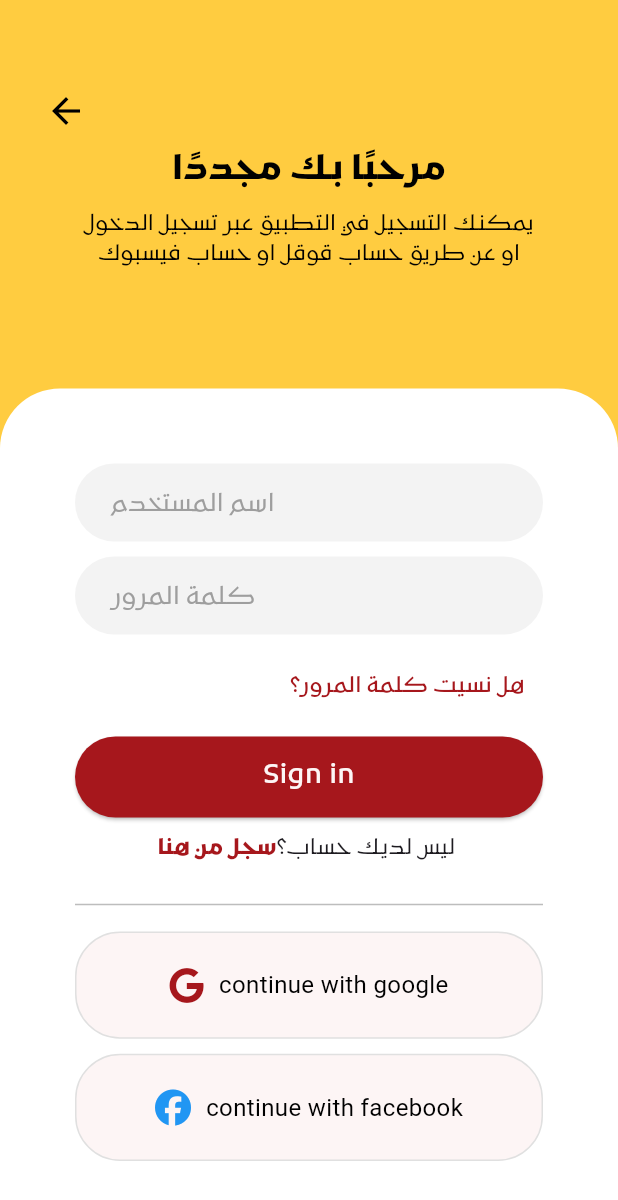
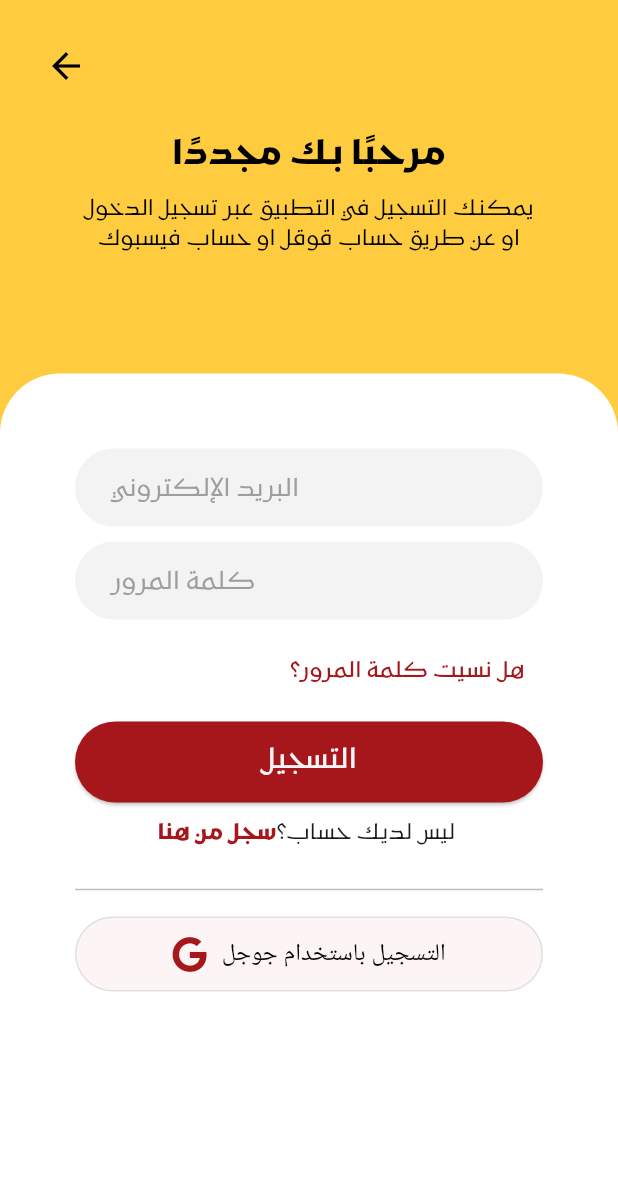
Before and after one commit to AsmaaALG/gallery-App, a Flutter app: the SignInScreen screen opened directly, on a phone screen of 412 x 824 dp. Shown: the top 1200 px of the screen. Run offline on Flutter 3.47's test engine with Material 3 defaults, Android fonts, the phone set to English and light mode, and no system bars; drawn by our look-alikes of modal_progress_hud_nsn; our stand-ins replace cloud_firestore, firebase_auth, firebase_core, font_awesome_flutter; accounts and stored records are empty.

```diff
--- a/lib/screens/signIn_screen.dart
+++ b/lib/screens/signIn_screen.dart
@@ -3,10 +3,10 @@ import 'package:font_awesome_flutter/font_awesome_flutter.dart';
 import 'package:final_project/constants.dart';
 import 'package:final_project/widgets/custom_text_field.dart';
 import 'package:final_project/widgets/social_button.dart';
-import '../services/firestore_service.dart';
-import 'package:final_project/screens/home_screen.dart';
 import 'package:final_project/screens/sign_up_screen.dart';
 import 'package:final_project/screens/mainScreen.dart';
+import 'package:final_project/services/auth.dart';
+import 'package:modal_progress_hud_nsn/modal_progress_hud_nsn.dart';
 
 class SignInScreen extends StatefulWidget {
   @override
@@ -14,45 +14,73 @@ class SignInScreen extends StatefulWidget {
 }
 
 class _SignInScreenState extends State<SignInScreen> {
-  final TextEditingController nameController = TextEditingController();
-  final TextEditingController passwordController = TextEditingController();
+  final emailController = TextEditingController();
+  final passwordController = TextEditingController();
+  bool showSpinner = false;
 
   // دالة تسجيل الدخول
   Future<void> _signIn() async {
-    final name = nameController.text.trim();
+    final email = emailController.text.trim();
     final pass = passwordController.text.trim();
+    setState(() {
+      showSpinner = true;
+    });
 
-    if (name.isEmpty || pass.isEmpty) {
+    if (email.isEmpty || pass.isEmpty) {
       ScaffoldMessenger.of(context).showSnackBar(
         SnackBar(content: Text('يرجى إدخال الاسم وكلمة المرور')),
       );
+      setState(() {
+        showSpinner = false;
+      });
       return;
     }
 
-    bool isValid =
-        await FirestoreService().signInWithNameAndPassword(name, pass);
+    // bool isValid =
+    //     await FirestoreService().signInWithNameAndPassword(name, pass);
+    bool isValid = await Auth().signIn(emailController, passwordController);
 
     if (isValid) {
       Navigator.pushReplacement(
         context,
         MaterialPageRoute(builder: (context) => MainScreen()),
       );
+      setState(() {
+        showSpinner = false;
+      });
     } else {
       ScaffoldMessenger.of(context).showSnackBar(
-        SnackBar(content: Text('الاسم أو كلمة المرور غير صحيحة')),
+        SnackBar(content: Text('البريد الإلكتروني أو كلمة المرور غير صحيحة')),
       );
+      setState(() {
+        showSpinner = false;
+      });
     }
+  }
+
+  void dispose() {
+    // TODO: implement dispose
+    super.dispose();
+    emailController.dispose();
+    passwordController.dispose();
   }
 
   @override
   Widget build(BuildContext context) {
     return Scaffold(
       backgroundColor: Color(0xFFFFCC40),
-      body: Column(
+      body: ModalProgressHUD(
+        inAsyncCall: showSpinner,
+        progressIndicator: CircularProgressIndicator(
+          valueColor:
+              AlwaysStoppedAnimation<Color>(primaryColor), // تغيير اللون هنا
+        ),
+        child: Column(
+          mainAxisAlignment: MainAxisAlignment.spaceBetween,
           children: [
-          SizedBox(height: 50),
+            // SizedBox(height: 50),
             Padding(
-            padding: const EdgeInsets.symmetric(horizontal: 20),
+              padding: const EdgeInsets.all(20),
               child: Row(
                 children: [
                   IconButton(
@@ -64,6 +92,8 @@ class _SignInScreenState extends State<SignInScreen> {
                 ],
               ),
             ),
+            Column(
+              children: [
                 Text(
                   "مرحبًا بك مجددًا",
                   style: TextStyle(
@@ -80,6 +110,8 @@ class _SignInScreenState extends State<SignInScreen> {
                   style: TextStyle(
                       fontFamily: mainFont, fontSize: 14, color: Colors.black),
                 ),
+              ],
+            ),
             SizedBox(height: 80),
             Expanded(
               child: Container(
@@ -91,12 +123,13 @@ class _SignInScreenState extends State<SignInScreen> {
                     topRight: Radius.circular(40),
                   ),
                 ),
+                child: SingleChildScrollView(
                   child: Column(
                     crossAxisAlignment: CrossAxisAlignment.stretch,
                     children: [
                       CustomTextField(
-                    hintText: "اسم المستخدم",
-                    controller: nameController,
+                        hintText: "البريد الإلكتروني",
+                        controller: emailController,
                       ),
                       SizedBox(height: 10),
                       CustomTextField(
@@ -129,7 +162,7 @@ class _SignInScreenState extends State<SignInScreen> {
                           padding: EdgeInsets.symmetric(vertical: 14),
                         ),
                         child: Text(
-                      "Sign in",
+                          "التسجيل",
                           style: TextStyle(
                               fontFamily: mainFont,
                               color: cardBackground,
@@ -143,7 +176,8 @@ class _SignInScreenState extends State<SignInScreen> {
                         children: [
                           Text(
                             "ليس لديك حساب؟ ",
-                        style: TextStyle(fontFamily: mainFont, fontSize: 14),
+                            style:
+                                TextStyle(fontFamily: mainFont, fontSize: 14),
                           ),
                           GestureDetector(
                             onTap: () {
@@ -168,31 +202,30 @@ class _SignInScreenState extends State<SignInScreen> {
                       SizedBox(height: 20),
                       Divider(thickness: 1, color: Colors.grey[400]),
                       SizedBox(height: 10),
-                  Expanded(
-                    child: SocialButton(
+                      SocialButton(
                         icon: FontAwesomeIcons.google,
-                      text: "continue with google",
+                        text: "التسجيل باستخدام جوجل",
                         color: cardBackground,
                         textColor: Colors.black,
                         iconColor: primaryColor,
                       ),
+
+                      // SizedBox(height: 10),
+                      // SocialButton(
+                      //   icon: FontAwesomeIcons.facebook,
+                      //   text: "continue with facebook",
+                      //   color: cardBackground,
+                      //   textColor: Colors.black,
+                      //   iconColor: Colors.blue,
+                      // ),
+                    ],
                   ),
-                  SizedBox(height: 10),
-                  Expanded(
-                    child: SocialButton(
-                      icon: FontAwesomeIcons.facebook,
-                      text: "continue with facebook",
-                      color: cardBackground,
-                      textColor: Colors.black,
-                      iconColor: Colors.blue,
+                ),
               ),
             ),
           ],
         ),
       ),
-          ),
-        ],
-      ),
     );
   }
 }
--- a/lib/screens/splash_screen.dart
+++ b/lib/screens/splash_screen.dart
@@ -13,7 +13,7 @@ class _SplashScreenState extends State<SplashScreen> {
   @override
   void initState() {
     super.initState();
-    Timer(Duration(seconds: 10), () {
+    Timer(Duration(seconds: 5), () {
       Navigator.of(context).pushReplacement(
         MaterialPageRoute(builder: (_) => SignInUpScreen()),
       );
--- a/pubspec.yaml
+++ b/pubspec.yaml
@@ -40,6 +40,7 @@ dependencies:
   cloud_firestore: ^5.6.5
   intl: ^0.20.2
   font_awesome_flutter: ^10.7.0
+  modal_progress_hud_nsn: ^0.5.0
 
 dev_dependencies:
   flutter_test:
```
Also changed, not shown: lib/screens/signInUp_screen.dart (+17 -9 lines), lib/screens/sign_up_screen.dart (+40 -11 lines), lib/services/auth.dart (added, +30 -0 lines), lib/services/firestore_service.dart (+24 -25 lines), pubspec.lock. Lines whose indentation alone changed are shown as unchanged.
